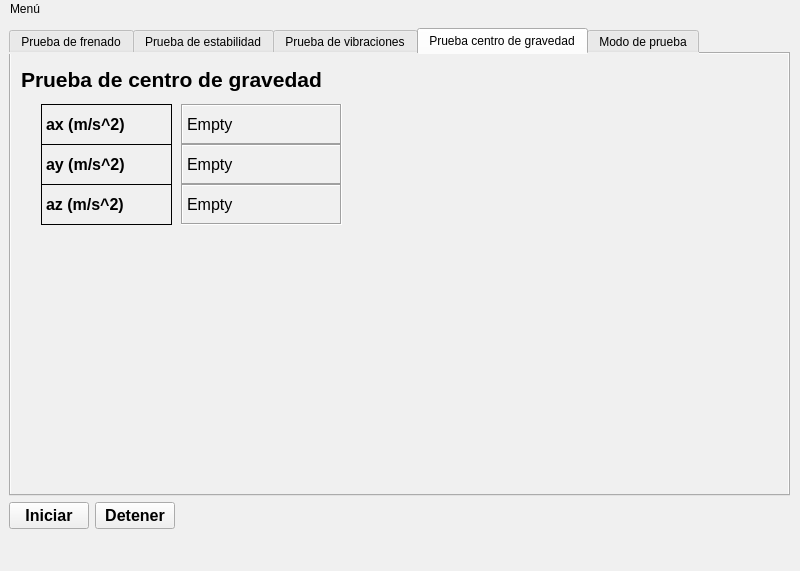
The window that interfaz_app.ui (luisgl90/PVE-Python) describes before a commit, drawn with Qt 5.
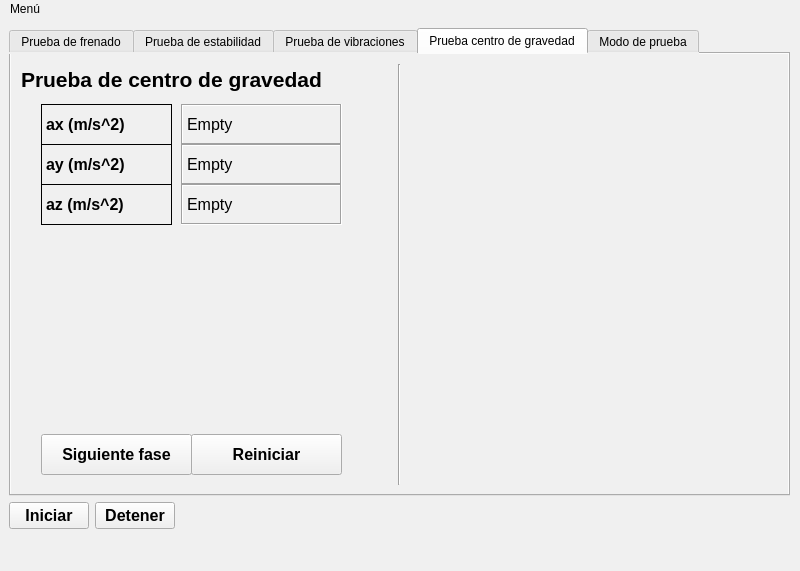
The same window after the commit. The open tabs and pages were chosen to show the change. Custom widgets are drawn as their Qt base class.

```diff
--- a/interfaz_app.ui
+++ b/interfaz_app.ui
@@ -42,6 +42,9 @@
      <height>530</height>
     </size>
    </property>
+   <property name="styleSheet">
+    <string notr="true"/>
+   </property>
    <widget class="QWidget" name="verticalLayoutWidget">
     <property name="geometry">
      <rect>
@@ -1197,6 +1200,59 @@
           <string>Prueba de centro de gravedad</string>
          </property>
         </widget>
+        <widget class="QPushButton" name="button_fre_rst_2">
+         <property name="geometry">
+          <rect>
+           <x>180</x>
+           <y>380</y>
+           <width>151</width>
+           <height>41</height>
+          </rect>
+         </property>
+         <property name="font">
+          <font>
+           <pointsize>12</pointsize>
+           <weight>75</weight>
+           <bold>true</bold>
+          </font>
+         </property>
+         <property name="text">
+          <string>Reiniciar</string>
+         </property>
+        </widget>
+        <widget class="QPushButton" name="button_fre_fase_2">
+         <property name="geometry">
+          <rect>
+           <x>30</x>
+           <y>380</y>
+           <width>151</width>
+           <height>41</height>
+          </rect>
+         </property>
+         <property name="font">
+          <font>
+           <pointsize>12</pointsize>
+           <weight>75</weight>
+           <bold>true</bold>
+          </font>
+         </property>
+         <property name="text">
+          <string>Siguiente fase</string>
+         </property>
+        </widget>
+        <widget class="Line" name="line_3">
+         <property name="geometry">
+          <rect>
+           <x>380</x>
+           <y>10</y>
+           <width>16</width>
+           <height>421</height>
+          </rect>
+         </property>
+         <property name="orientation">
+          <enum>Qt::Vertical</enum>
+         </property>
+        </widget>
        </widget>
        <widget class="QWidget" name="tab_prueba">
         <attribute name="title">
```
Left out of the diff: 12 changed lines with no effect on the pictures.
